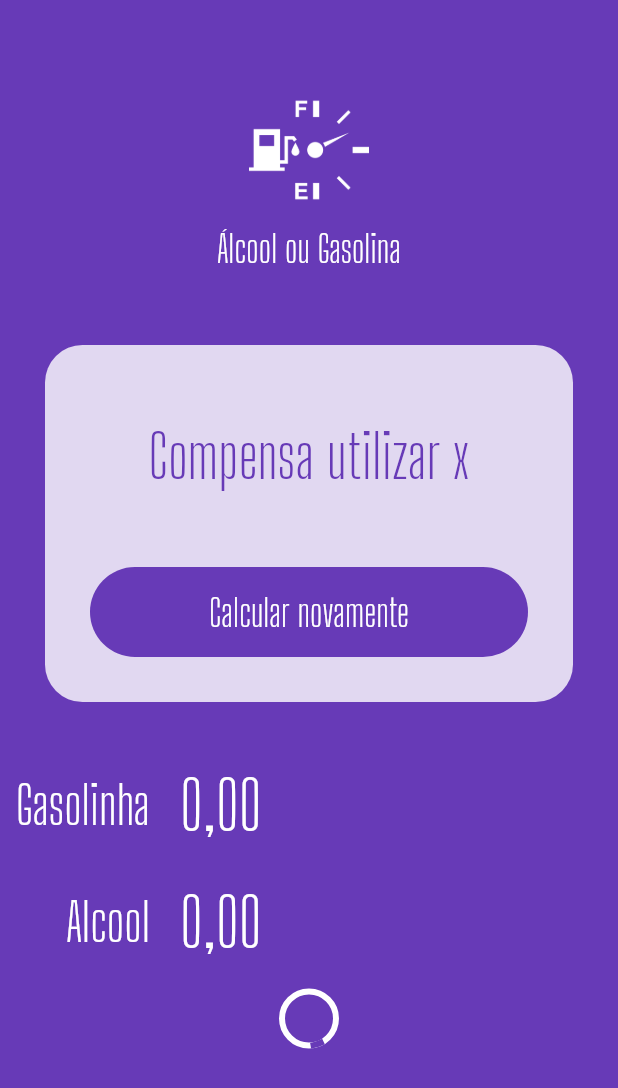
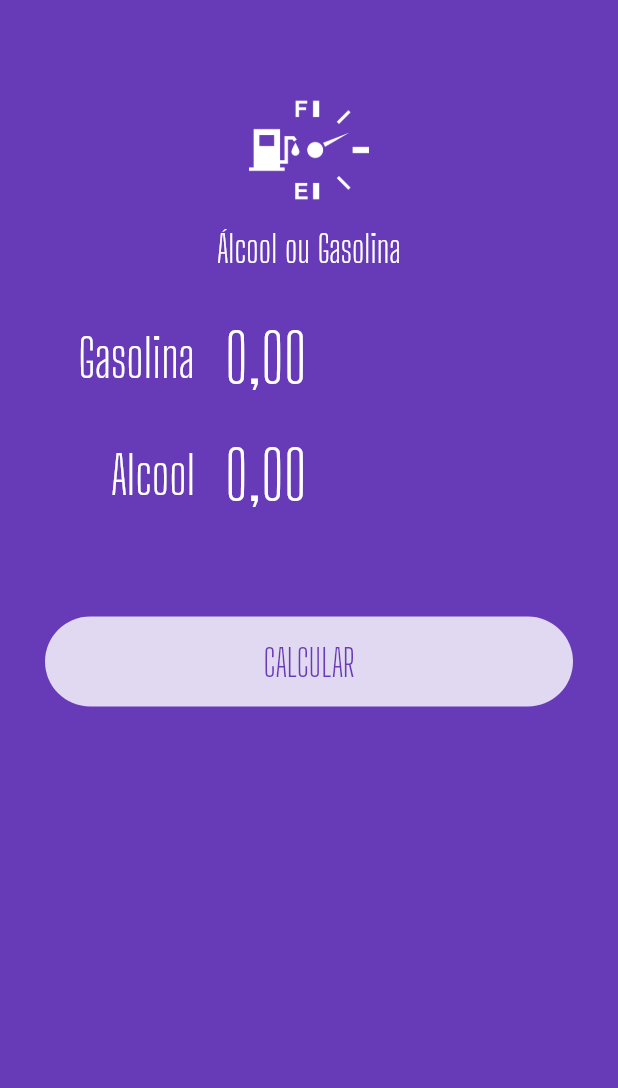
Before and after one commit to wanderwmarques/flutter-alcool-gasolina, a Flutter app: the screen it shows after launch, on a phone screen of 412 x 824 dp. Shown: the top 1088 px of the screen. Run offline on Flutter 3.47's test engine with Material 2 defaults, Android fonts, the phone set to English and light mode, and no system bars; our stand-ins replace flutter_masked_text.

Commit message:
curso finalizado

```diff
--- a/lib/main.dart
+++ b/lib/main.dart
@@ -1,9 +1,5 @@
 import 'package:flutter/material.dart';
-import 'package:flutter_aog/widgets/input.widget.dart';
-import 'package:flutter_aog/widgets/logo.widget.dart';
-import 'package:flutter_aog/widgets/success.widget.dart';
-import 'package:flutter_masked_text/flutter_masked_text.dart';
-import 'widgets/loadin-button.widget.dart';
+import 'package:flutter_aog/pages/home.page.dart';
 
 void main() => runApp(MyApp());
 
@@ -21,29 +17,3 @@ class MyApp extends StatelessWidget {
     );
   }
 }
-
-class HomePage extends StatelessWidget {
-// Importo controller da mascara
-  var _gasCtrl = new MoneyMaskedTextController();
-  var _alcCtrl = new MoneyMaskedTextController();
-
-  @override
-  Widget build(BuildContext context) {
-    return Scaffold(
-      backgroundColor: Theme.of(context).primaryColor,
-      body: ListView(
-        children: <Widget>[
-          Logo(),
-          Success(reset: () {}, result: "Compensa utilizar x"),
-          Input(ctrl: _gasCtrl, label: "Gasolinha"),
-          Input(ctrl: _alcCtrl, label: "Alcool"),
-          LoadingButton(
-            text: "Calcular",
-            invert: false,
-            busy: true,
-          ),
-        ],
-      ),
-    );
-  }
-}
--- /dev/null
+++ b/lib/pages/home.page.dart
@@ -0,0 +1,84 @@
+import 'package:flutter/material.dart';
+import 'package:flutter_aog/widgets/logo.widget.dart';
+import 'package:flutter_aog/widgets/submit-form.dart';
+import 'package:flutter_aog/widgets/success.widget.dart';
+import 'package:flutter_masked_text/flutter_masked_text.dart';
+
+class HomePage extends StatefulWidget {
+// Importo controller da mascara
+  @override
+  _HomePageState createState() => _HomePageState();
+}
+
+class _HomePageState extends State<HomePage> {
+  var _gasCtrl = new MoneyMaskedTextController();
+  var _alcCtrl = new MoneyMaskedTextController();
+  var _busy = false;
+  var _completed = false;
+  var _resultText = "Compensa utilizar álcool";
+
+  Color _color = Colors.deepPurple;
+
+  @override
+  Widget build(BuildContext context) {
+    return Scaffold(
+        backgroundColor: Theme.of(context).primaryColor,
+        body: AnimatedContainer(
+          duration: Duration(milliseconds: 1200),
+          color: _color,
+          child: ListView(
+            children: <Widget>[
+              Logo(),
+              _completed
+                  ? Success(
+                      result: _resultText,
+                      reset: reset,
+                    )
+                  : SubmitForm(
+                      alcCtrl: _alcCtrl,
+                      gasCtrl: _gasCtrl,
+                      submitFunc: calculate,
+                      busy: _busy,
+                    ),
+            ],
+          ),
+        ));
+  }
+
+  Future calculate() {
+    double alc =
+        double.parse(_alcCtrl.text.replaceAll(new RegExp(r'[,.]'), '')) / 100;
+    double gas =
+        double.parse(_gasCtrl.text.replaceAll(new RegExp(r'[,.]'), '')) / 100;
+    double result = alc / gas;
+
+    setState(() {
+      _color = Colors.deepPurpleAccent;
+      _completed = false;
+      _busy = true;
+    });
+
+    return new Future.delayed(const Duration(seconds: 1), () {
+      setState(() {
+        if (result >= 0.7) {
+          _resultText = "Compensa utilizar Gasolina!";
+        } else {
+          _resultText = "Compensa utilizar Álcool";
+        }
+
+        _busy = false;
+        _completed = true;
+      });
+    });
+  }
+
+  reset() {
+    setState(() {
+      _color = Colors.deepPurple;
+      _gasCtrl = new MoneyMaskedTextController();
+      _alcCtrl = new MoneyMaskedTextController();
+      _busy = false;
+      _completed = false;
+    });
+  }
+}
--- a/lib/widgets/loadin-button.widget.dart
+++ b/lib/widgets/loadin-button.widget.dart
@@ -42,7 +42,7 @@ class LoadingButton extends StatelessWidget {
                     fontFamily: "Big Shoulders Display"),
                 textAlign: TextAlign.center,
               ),
-              onPressed: () {},
+              onPressed: func,
             ),
           );
   }
--- /dev/null
+++ b/lib/widgets/submit-form.dart
@@ -0,0 +1,48 @@
+import 'package:flutter/material.dart';
+import 'package:flutter_aog/widgets/input.widget.dart';
+import 'package:flutter_masked_text/flutter_masked_text.dart';
+
+import 'loadin-button.widget.dart';
+
+class SubmitForm extends StatelessWidget {
+  var gasCtrl = new MoneyMaskedTextController();
+  var alcCtrl = new MoneyMaskedTextController();
+  var busy = false;
+  Function submitFunc;
+
+  SubmitForm({
+    @required this.gasCtrl,
+    @required this.alcCtrl,
+    @required this.busy,
+    @required this.submitFunc,
+  });
+
+  @override
+  Widget build(BuildContext context) {
+    return Column(
+      children: <Widget>[
+        Padding(
+          padding: EdgeInsets.only(left: 30, right: 30),
+          child: Input(
+            label: "Gasolina",
+            ctrl: gasCtrl,
+          ),
+        ),
+        Padding(
+          padding: EdgeInsets.only(left: 30, right: 30),
+          child: Input(
+            label: "Alcool",
+            ctrl: alcCtrl,
+          ),
+        ),
+        SizedBox(height: 25),
+        LoadingButton(
+          busy: busy,
+          func: submitFunc,
+          text: "CALCULAR",
+          invert: false,
+        ),
+      ],
+    );
+  }
+}
--- a/lib/widgets/success.widget.dart
+++ b/lib/widgets/success.widget.dart
@@ -2,6 +2,7 @@ import 'package:flutter/material.dart';
 import 'loadin-button.widget.dart';
 
 class Success extends StatelessWidget {
+  var busy = false;
   var result = "";
   Function reset;
 
@@ -32,10 +33,10 @@ class Success extends StatelessWidget {
             height: 20,
           ),
           LoadingButton(
+            busy: false,
+            func: reset,
             text: "Calcular novamente",
             invert: true,
-            busy: false,
-            func: reset,
           ),
         ],
       ),
```
